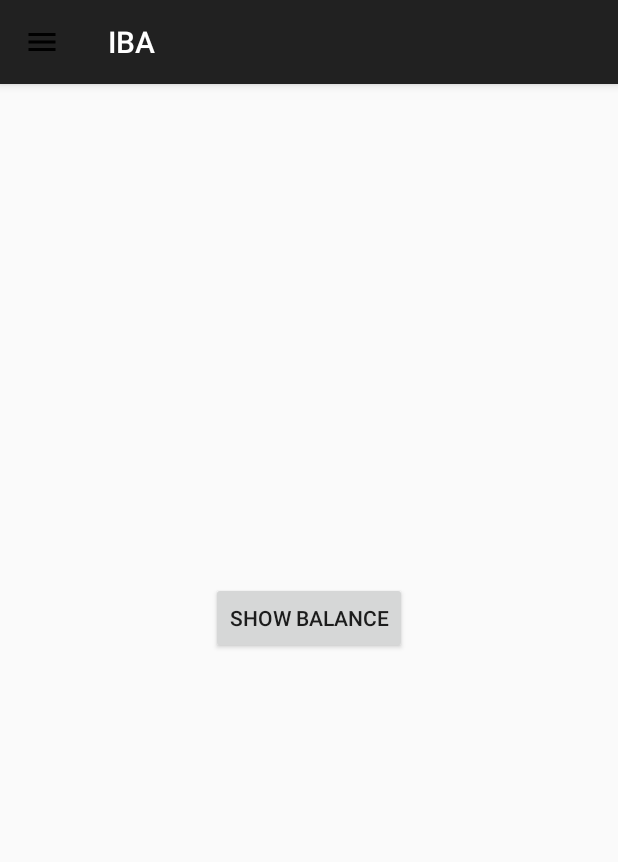
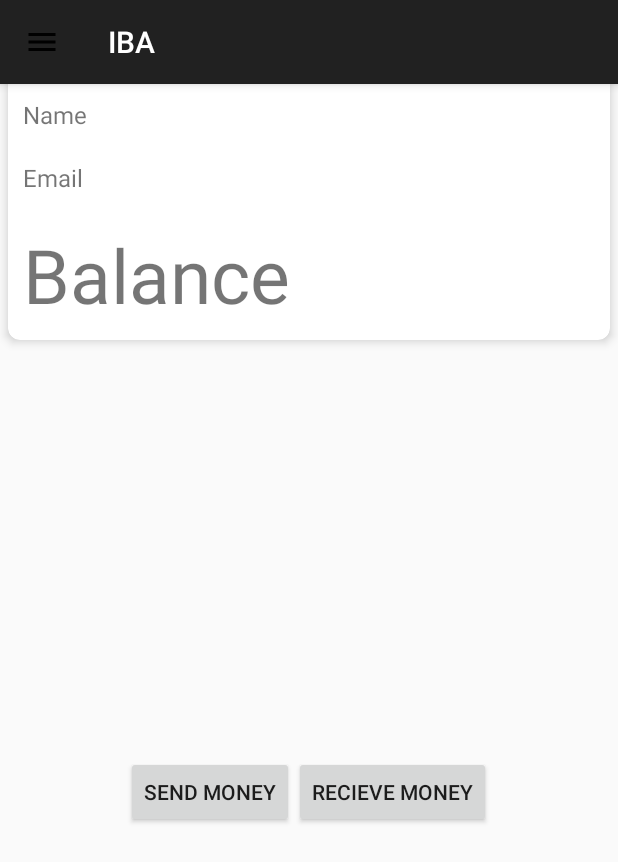
Before and after one commit to Subconsci0us/IBA, an Android app: the screen it shows after launch once a user with an empty profile is signed in (MainActivity), on a phone screen of 412 x 824 dp. Shown: the top 862 px of the screen. Run offline under Robolectric (Android 15) with nearby library versions, the phone set to English and light mode, and no system bars; our stand-ins replace Firebase (no records; nobody signed in at launch, a user with empty details on screens opened directly); 3 statements that could not run were skipped.

Commit message:
Updated the MainActivity.kt, and xml as well

```diff
--- a/app/src/main/java/com/example/iba/activities/MainActivity.kt
+++ b/app/src/main/java/com/example/iba/activities/MainActivity.kt
@@ -8,16 +8,20 @@ import android.util.Log
 import android.view.MenuItem
 import android.view.View
 import android.widget.Button
+import android.widget.EditText
 import android.widget.ImageView
 import android.widget.TextView
+import android.widget.Toast
 import androidx.core.view.GravityCompat
 import androidx.drawerlayout.widget.DrawerLayout
 import com.bumptech.glide.Glide
 import com.example.iba.R
 import com.example.iba.databinding.ActivityMainBinding
 import com.example.iba.databinding.NavHeaderMainBinding
+import com.example.iba.firebase.BankingRepository
 import com.example.iba.firebase.FirestoreClass
 import com.example.iba.models.User
+import com.example.iba.utils.Constants
 import com.google.android.material.navigation.NavigationView
 import com.google.firebase.Firebase
 import com.google.firebase.auth.FirebaseAuth
@@ -73,13 +77,45 @@ class MainActivity : BaseActivity(), NavigationView.OnNavigationItemSelectedList
         // Get the current logged in user details.
         FirestoreClass().loadUserData(this@MainActivity)
 
-        //for updating balance
-        /*
-        updateBalanceTextView()
-         */
+        getBalance()
+
+        BankingRepository().getField(getCurrentUserID(), "email") { email ->
+            if (email != null) {
+                val tv_email = findViewById<TextView>(R.id.tv_main_email)
+                tv_email.text = "Email = " + email.toString()
+            } else {
+                println("Failed to retrieve the email.")
+            }
+        }
+
+        BankingRepository().getField(getCurrentUserID(), "name") { name ->
+            if (name != null) {
+                val tv_name = findViewById<TextView>(R.id.tv_main_name)
+                tv_name.text = "Name = " +name.toString()
+            } else {
+                println("Failed to retrieve the name.")
+            }
+        }
 
 
     }
+
+
+    fun getBalance() {
+        val banking = BankingRepository() // Create an instance of the Banking class
+        val userId = getCurrentUserID()// Replace with the actual user ID
+        banking.getBalance(userId) { balance ->
+            if (balance != null) {
+                val tv_balance = findViewById<TextView>(R.id.tv_balance)
+                tv_balance.text = "Balance = "+balance.toString()
+            } else {
+                println("Failed to retrieve the balance.")
+            }
+        }
+    }
+
+
+
 
     override fun onBackPressed() {
         super.onBackPressed()
@@ -180,33 +216,5 @@ class MainActivity : BaseActivity(), NavigationView.OnNavigationItemSelectedList
             Log.e("Cancelled", "Cancelled")
         }
     }
-    /*
-
-        fun updateBalanceTextView() {
-            val button = findViewById<Button>(R.id.button)
-
-    // This variable keeps track of whether the balance is currently visible or not.
-            var isBalanceVisible = false
-
-            button.setOnClickListener {
-                if (isBalanceVisible) {
-                    // If the balance is currently visible, change the button text to "Show Balance."
-                    button.text = "Show Balance"
-                } else {
-                    // If the balance is currently hidden, replace 'getInitialBalance()' with the actual method to get the balance.
-                    FirestoreClass().getInitialBalance { initialBalance ->
-                        runOnUiThread {
-                            // Set the button text to the actual balance.
-                            button.text = "Balance: $initialBalance Rs"
-                        }
-                    }
-                }
-                // Toggle the visibility state.
-                isBalanceVisible = !isBalanceVisible
-            }
-
-        }
-
-     */
 
 }
--- a/app/src/main/java/com/example/iba/activities/SignInActivity.kt
+++ b/app/src/main/java/com/example/iba/activities/SignInActivity.kt
@@ -21,7 +21,6 @@ class SignInActivity : BaseActivity() {
 
     override  fun onCreate(savedInstanceState: Bundle?) {
         super.onCreate(savedInstanceState)
-        //hello
 
         // Initialize the binding
         binding = ActivitySignInBinding.inflate(layoutInflater)
--- a/app/src/main/java/com/example/iba/firebase/BankingRepository.kt
+++ b/app/src/main/java/com/example/iba/firebase/BankingRepository.kt
@@ -1,17 +1,59 @@
 package com.example.iba.firebase
 
 
-import com.example.iba.utils.Constants
+import android.content.ContentValues.TAG
+import android.util.Log
+import android.widget.TextView
+import com.example.iba.R
+import com.example.iba.models.User
+import com.google.firebase.Firebase
+import com.google.firebase.firestore.FirebaseFirestore
 import com.google.firebase.firestore.firestore
-import com.google.firebase.firestore.ktx.firestore
-import com.google.firebase.ktx.Firebase
-import kotlinx.coroutines.tasks.await
 
 class BankingRepository : FirestoreClass() {
     val db = Firebase.firestore
 
+    private lateinit var mUserDetails: User
+    fun getBalance(id: String, callback: (Number?) -> Unit) {
+        val docRef = db.collection("users").document(id)
+        docRef.addSnapshotListener { documentSnapshot, e ->
+            if (e != null) {
+                Log.e("Firestore", "Error fetching document", e)
+                return@addSnapshotListener
+            }
 
+            val data = documentSnapshot?.data
+            val accountMap = data?.get("account") as? Map<*, *>
+            val balance = accountMap?.get("balance")
 
+            if (balance is Number) {
+                callback(balance)
+            } else {
+                Log.d("Firestore", "Field 'balance' is not a valid number")
+                callback(null)
+            }
+        }
+    }
+
+    fun getField(id: String, fieldName: String, callback: (String?) -> Unit) {
+        val docRef = db.collection("users").document(id)
+        docRef.get()
+            .addOnSuccessListener { documentSnapshot ->
+                val data = documentSnapshot.data
+                val fieldValue = data?.get(fieldName)
+
+                if (fieldValue is String) {
+                    callback(fieldValue)
+                } else {
+                    Log.d("Firestore", "Field '$fieldName' is not a valid string")
+                    callback(null)
+                }
+            }
+            .addOnFailureListener { e ->
+                Log.e("Firestore", "Error fetching document", e)
+                callback(null)
+            }
+    }
 
 
 }
--- a/app/src/main/java/com/example/iba/firebase/FirestoreClass.kt
+++ b/app/src/main/java/com/example/iba/firebase/FirestoreClass.kt
@@ -67,54 +67,6 @@ open class FirestoreClass {
                 )
             }
     }
-
-
-    //this was in register user for banking
-    // Create a subcollection of transactions for the user.
-    //banking
-    /*
-    val transactionsCollection = mFireStore.collection(Constants.USERS)
-        .document(getCurrentUserID())
-        .collection(Constants.TRANSACTIONS)
-
-    // Set the initial account balance to zero.
-    transactionsCollection.document("initial_balance").set(mapOf("balance" to 0))
-
-     */
-
-    //code
-
-    /*
-         // Set the user's account balance to zero.
-         mFireStore.collection(Constants.USERS)
-             .document(getCurrentUserID())
-             .set("account_balance" to 0)
-     */
-
-
-    /*
-        fun getInitialBalance(callback: (Long) -> Unit) {
-            val db = Firebase.firestore
-            val collectionReference = db.collection("users")
-            val documentReference = collectionReference
-                .document(getCurrentUserID())
-                .collection("transactions")
-                .document("initial_balance")
-
-            documentReference.addSnapshotListener { documentSnapshot, e ->
-                if (e != null) {
-                    Log.e("Firestore", "Error fetching initial_balance", e)
-                    return@addSnapshotListener
-                }
-                if (documentSnapshot != null && documentSnapshot.exists()) {
-                    val initialBalance = documentSnapshot.getLong("balance") ?: 0
-                    callback(initialBalance)
-                }
-            }
-        }
-
-     */
-
 
     fun loadUserData(activity: Activity) {
 
@@ -220,4 +172,6 @@ open class FirestoreClass {
             }
     }
 
+
+
 }
--- a/app/src/main/res/layout/content_main.xml
+++ b/app/src/main/res/layout/content_main.xml
@@ -1,25 +1,82 @@
 <?xml version="1.0" encoding="utf-8"?>
-<androidx.constraintlayout.widget.ConstraintLayout xmlns:android="http://schemas.android.com/apk/res/android"
+
+<LinearLayout
+    xmlns:android="http://schemas.android.com/apk/res/android"
     xmlns:app="http://schemas.android.com/apk/res-auto"
     xmlns:tools="http://schemas.android.com/tools"
     android:layout_width="match_parent"
     android:layout_height="match_parent"
-    android:orientation="vertical"
-    tools:context=".activities.MainActivity">
-
-    <!-- email_ on _ main has the iba email-->
+    android:orientation="vertical">
 
 
-    <Button
-        android:id="@+id/button"
-        android:layout_width="wrap_content"
+    <androidx.cardview.widget.CardView
+        android:layout_width="match_parent"
         android:layout_height="wrap_content"
-        android:text="Show Balance"
-        app:layout_constraintBottom_toBottomOf="parent"
-        app:layout_constraintEnd_toEndOf="parent"
-        app:layout_constraintStart_toStartOf="parent"
-        app:layout_constraintTop_toTopOf="parent" />
+        android:layout_margin="5dp"
+        app:cardCornerRadius="8dp"
+        app:cardElevation="4dp"
+        >
+        <LinearLayout
+            android:layout_width="match_parent"
+            android:layout_height="match_parent"
+            android:orientation="vertical"
+            android:layout_marginTop="50dp">
+
+        <TextView
+            android:id="@+id/tv_main_name"
+            android:layout_width="match_parent"
+            android:layout_height="wrap_content"
+            android:padding="10dp"
+            android:text="Name"
+            android:textSize="16sp" />
+
+            <TextView
+                android:id="@+id/tv_main_email"
+                android:layout_width="match_parent"
+                android:layout_height="wrap_content"
+                android:padding="10dp"
+                android:text="Email"
+
+                android:textSize="16sp" />
+            <TextView
+                android:id="@+id/tv_balance"
+                android:layout_width="match_parent"
+                android:layout_height="wrap_content"
+                android:padding="10dp"
+
+                android:text="Balance"
+                android:textSize="50sp" />
+        </LinearLayout>
 
 
 
-</androidx.constraintlayout.widget.ConstraintLayout>
+
+
+    </androidx.cardview.widget.CardView>
+
+    <LinearLayout
+        android:layout_width="match_parent"
+        android:layout_height="match_parent"
+        android:orientation="horizontal"
+        android:gravity="center">
+
+
+        <Button
+            android:id="@+id/Send"
+            android:layout_width="wrap_content"
+            android:layout_height="wrap_content"
+            android:text="Send Money" />
+
+
+        <Button
+            android:id="@+id/Recieve"
+            android:layout_width="wrap_content"
+            android:layout_height="wrap_content"
+            android:text="Recieve Money" />
+
+
+    </LinearLayout>
+
+
+
+</LinearLayout>
```
